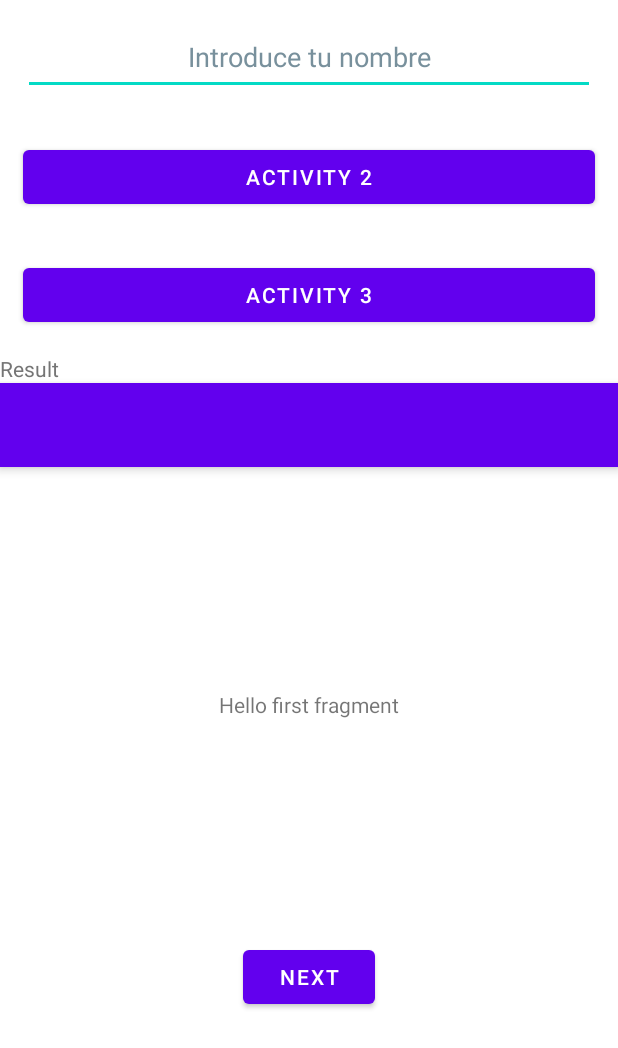
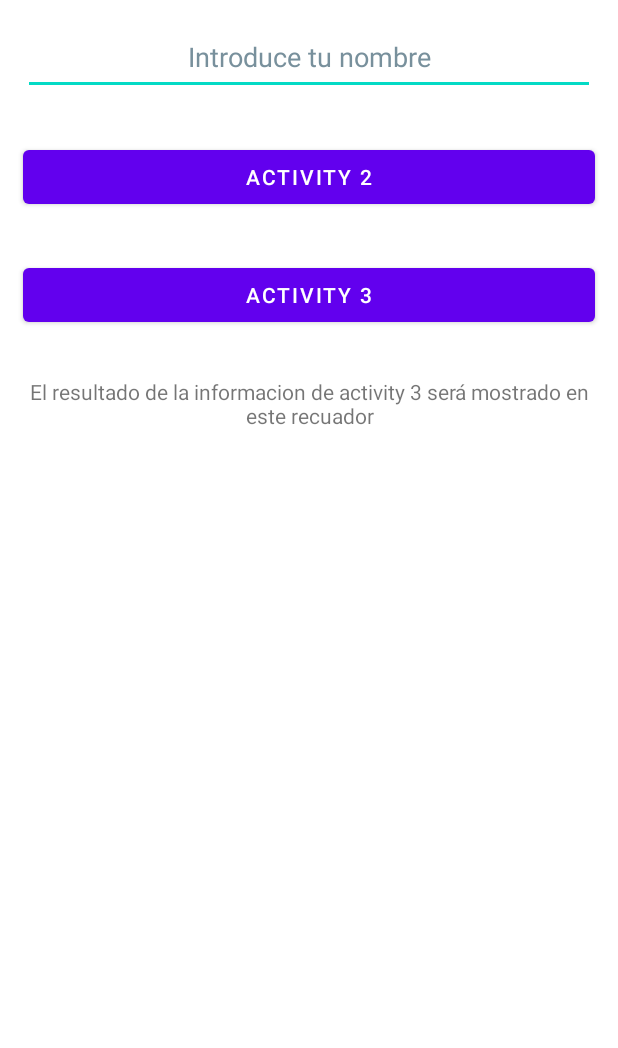
Before and after one commit to NajeraNet/Explicit_Intents_Videos, an Android app: the layout activity_main.xml on its own in the app's theme, with its tools: preview values and no code run, on a phone screen of 412 x 824 dp. Shown: the top 1048 px of the screen. Run offline under Robolectric (Android 15) with nearby library versions, the phone set to English and light mode, and no system bars.

Commit message:
Terminamos la parte de diseño del ejercicio dejando listas las pantallas, los cuadros de texto y los botones que se usarán en el ejercicio

```diff
--- a/app/src/main/AndroidManifest.xml
+++ b/app/src/main/AndroidManifest.xml
@@ -14,6 +14,12 @@
         android:theme="@style/Theme.Explicit_Intents_Videos"
         tools:targetApi="31">
         <activity
+            android:name=".Activity3"
+            android:exported="false" />
+        <activity
+            android:name=".Activity2"
+            android:exported="false" />
+        <activity
             android:name=".MainActivity"
             android:exported="true"
             android:label="@string/app_name"
--- a/app/src/main/java/com/example/explicit_intents_videos/FirstFragment.java
+++ /dev/null
@@ -1,47 +0,0 @@
-package com.example.explicit_intents_videos;
-
-import android.os.Bundle;
-import android.view.LayoutInflater;
-import android.view.View;
-import android.view.ViewGroup;
-
-import androidx.annotation.NonNull;
-import androidx.fragment.app.Fragment;
-import androidx.navigation.fragment.NavHostFragment;
-
-import com.example.explicit_intents_videos.databinding.FragmentFirstBinding;
-
-public class FirstFragment extends Fragment {
-
-    private FragmentFirstBinding binding;
-
-    @Override
-    public View onCreateView(
-            LayoutInflater inflater, ViewGroup container,
-            Bundle savedInstanceState
-    ) {
-
-        binding = FragmentFirstBinding.inflate(inflater, container, false);
-        return binding.getRoot();
-
-    }
-
-    public void onViewCreated(@NonNull View view, Bundle savedInstanceState) {
-        super.onViewCreated(view, savedInstanceState);
-
-        binding.buttonFirst.setOnClickListener(new View.OnClickListener() {
-            @Override
-            public void onClick(View view) {
-                NavHostFragment.findNavController(FirstFragment.this)
-                        .navigate(R.id.action_FirstFragment_to_SecondFragment);
-            }
-        });
-    }
-
-    @Override
-    public void onDestroyView() {
-        super.onDestroyView();
-        binding = null;
-    }
-
-}
--- a/app/src/main/res/layout/activity_main.xml
+++ b/app/src/main/res/layout/activity_main.xml
@@ -1,6 +1,5 @@
 <?xml version="1.0" encoding="utf-8"?>
 <LinearLayout xmlns:android="http://schemas.android.com/apk/res/android"
-    xmlns:app="http://schemas.android.com/apk/res-auto"
     xmlns:tools="http://schemas.android.com/tools"
     android:layout_width="match_parent"
     android:layout_height="match_parent"
@@ -49,34 +48,13 @@
         android:id="@+id/tvResults"
         android:layout_width="match_parent"
         android:layout_height="wrap_content"
+        android:layout_margin="15dp"
+        android:gravity="center_horizontal"
         android:hint="@string/result"
-        android:text=""
+        android:backgroundTint="@color/black"
+        android:text="@string/tvResults_of_Activity_3"
+
         android:textColorHint="#757575" />
 
-    <com.google.android.material.appbar.AppBarLayout
-        android:layout_width="match_parent"
-        android:layout_height="wrap_content"
-        android:theme="@style/Theme.Explicit_Intents_Videos.AppBarOverlay">
-
-        <androidx.appcompat.widget.Toolbar
-            android:id="@+id/toolbar"
-            android:layout_width="match_parent"
-            android:layout_height="?attr/actionBarSize"
-            android:background="?attr/colorPrimary"
-            app:popupTheme="@style/Theme.Explicit_Intents_Videos.PopupOverlay" />
-
-    </com.google.android.material.appbar.AppBarLayout>
-
-    <include layout="@layout/content_main" />
-
-    <com.google.android.material.floatingactionbutton.FloatingActionButton
-        android:id="@+id/fab"
-        android:layout_width="wrap_content"
-        android:layout_height="wrap_content"
-        android:layout_gravity="bottom|end"
-        android:layout_marginEnd="@dimen/fab_margin"
-        android:layout_marginBottom="16dp"
-        app:srcCompat="@android:drawable/ic_dialog_email"
-        android:contentDescription="@string/ignore_this_content" />
 
 </LinearLayout>
--- a/app/src/main/res/layout/content_main.xml
+++ /dev/null
@@ -1,19 +0,0 @@
-<?xml version="1.0" encoding="utf-8"?>
-<androidx.constraintlayout.widget.ConstraintLayout xmlns:android="http://schemas.android.com/apk/res/android"
-    xmlns:app="http://schemas.android.com/apk/res-auto"
-    android:layout_width="match_parent"
-    android:layout_height="match_parent"
-    app:layout_behavior="@string/appbar_scrolling_view_behavior">
-
-    <fragment
-        android:id="@+id/nav_host_fragment_content_main"
-        android:name="androidx.navigation.fragment.NavHostFragment"
-        android:layout_width="0dp"
-        android:layout_height="0dp"
-        app:defaultNavHost="true"
-        app:layout_constraintBottom_toBottomOf="parent"
-        app:layout_constraintEnd_toEndOf="parent"
-        app:layout_constraintStart_toStartOf="parent"
-        app:layout_constraintTop_toTopOf="parent"
-        app:navGraph="@navigation/nav_graph" />
-</androidx.constraintlayout.widget.ConstraintLayout>
--- a/app/src/main/res/layout/fragment_first.xml
+++ /dev/null
@@ -1,28 +0,0 @@
-<?xml version="1.0" encoding="utf-8"?>
-<androidx.constraintlayout.widget.ConstraintLayout xmlns:android="http://schemas.android.com/apk/res/android"
-    xmlns:app="http://schemas.android.com/apk/res-auto"
-    xmlns:tools="http://schemas.android.com/tools"
-    android:layout_width="match_parent"
-    android:layout_height="match_parent"
-    tools:context=".FirstFragment">
-
-    <TextView
-        android:id="@+id/textview_first"
-        android:layout_width="wrap_content"
-        android:layout_height="wrap_content"
-        android:text="@string/hello_first_fragment"
-        app:layout_constraintBottom_toTopOf="@id/button_first"
-        app:layout_constraintEnd_toEndOf="parent"
-        app:layout_constraintStart_toStartOf="parent"
-        app:layout_constraintTop_toTopOf="parent" />
-
-    <Button
-        android:id="@+id/button_first"
-        android:layout_width="wrap_content"
-        android:layout_height="wrap_content"
-        android:text="@string/next"
-        app:layout_constraintBottom_toBottomOf="parent"
-        app:layout_constraintEnd_toEndOf="parent"
-        app:layout_constraintStart_toStartOf="parent"
-        app:layout_constraintTop_toBottomOf="@id/textview_first" />
-</androidx.constraintlayout.widget.ConstraintLayout>
--- a/app/src/main/res/values/strings.xml
+++ b/app/src/main/res/values/strings.xml
@@ -14,4 +14,8 @@
     <string name="activity_3">Activity 3</string>
     <string name="ignore_this_content">Ignore this content</string>
     <string name="result">Result</string>
+    <string name="welcome_to_activity_3">Welcome to activity 3</string>
+    <string name="ingresa_tu_nikname">Ingresa tu NikName</string>
+    <string name="enviar">Enviar</string>
+    <string name="tvResults_of_Activity_3">El resultado de la informacion de activity 3 será mostrado en este recuador</string>
 </resources>
```
Also changed, not shown: app/src/main/java/com/example/explicit_intents_videos/Activity2.java (added, +20 -0 lines), app/src/main/java/com/example/explicit_intents_videos/Activity3.java (added, +30 -0 lines), app/src/main/java/com/example/explicit_intents_videos/SecondFragment.java (deleted, +0 -47 lines), app/src/main/res/layout/activity_2.xml (added, +18 -0 lines), app/src/main/res/layout/activity_3.xml (added, +32 -0 lines), app/src/main/res/layout/fragment_second.xml (deleted, +0 -27 lines).
